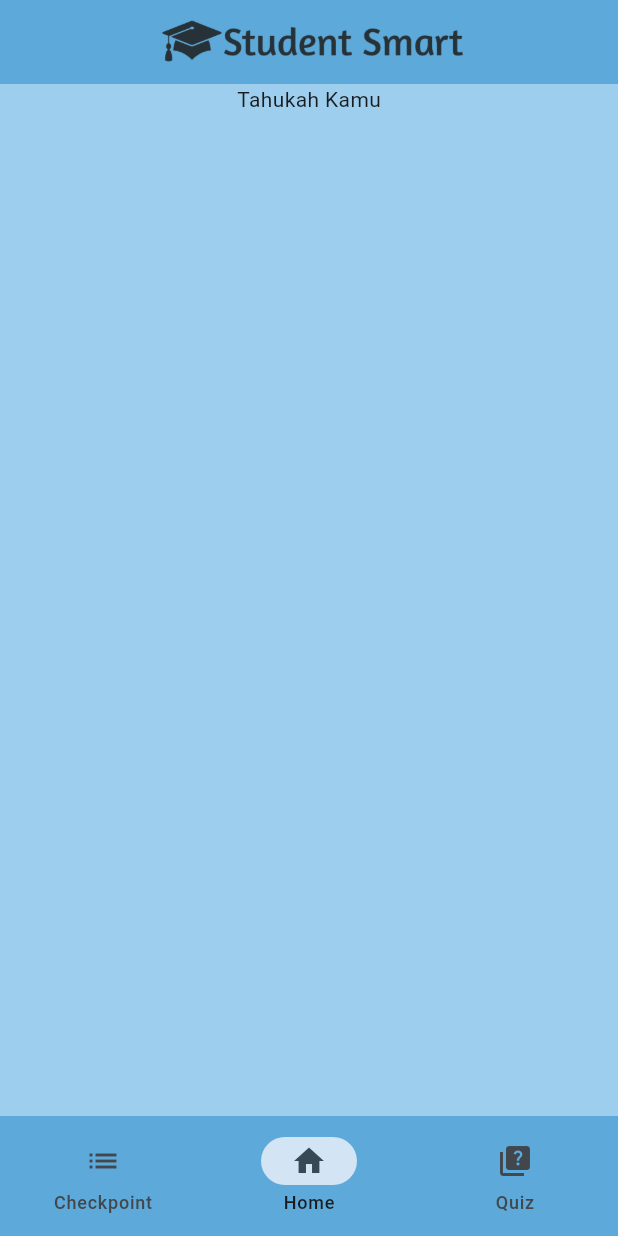
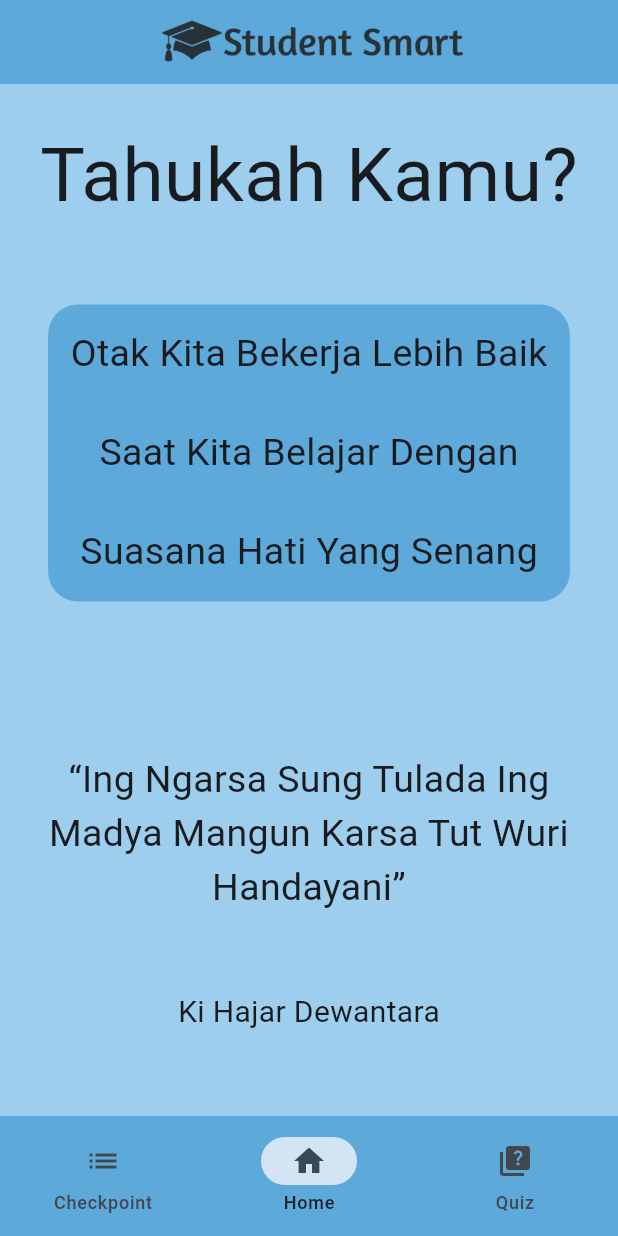
Before and after one commit to RaflySyauqi21/student_smart, a Flutter app: the screen it shows after launch, on a phone screen of 412 x 824 dp. Run offline on Flutter 3.47's test engine with Material 3 defaults, Android fonts, the phone set to English and light mode, and no system bars.

Commit message:
isian home page

```diff
--- a/lib/pages/main_page.dart
+++ b/lib/pages/main_page.dart
@@ -6,8 +6,47 @@ class MainPage extends StatelessWidget {
   @override
   Widget build(BuildContext context) {
     return Container(
+      padding: EdgeInsets.symmetric(horizontal: 25, vertical: 25),
       color: Color.fromRGBO(157, 206, 237, 1),
-      child: const Center(child: Column(children: [Text("Tahukah Kamu")])),
+      child: Center(
+        child: Column(
+          spacing: 50,
+          children: [
+            Text("Tahukah Kamu?", style: TextStyle(fontSize: 50)),
+            Container(
+              padding: EdgeInsets.all(15),
+              decoration: BoxDecoration(
+                color: Color.fromRGBO(93, 169, 217, 1),
+                borderRadius: BorderRadius.all(Radius.circular(20)),
+              ),
+              child: Column(
+                spacing: 30,
+                children: [
+                  Text(
+                    "Otak Kita Bekerja Lebih Baik",
+                    style: TextStyle(fontSize: 25),
+                  ),
+                  Text(
+                    "Saat Kita Belajar Dengan",
+                    style: TextStyle(fontSize: 25),
+                  ),
+                  Text(
+                    "Suasana Hati Yang Senang",
+                    style: TextStyle(fontSize: 25),
+                  ),
+                ],
+              ),
+            ),
+            SizedBox(height: 1),
+            Text(
+              '“Ing Ngarsa Sung Tulada Ing Madya Mangun Karsa Tut Wuri Handayani”',
+              style: TextStyle(fontSize: 25),
+              textAlign: TextAlign.center,
+            ),
+            Text("Ki Hajar Dewantara", style: TextStyle(fontSize: 20)),
+          ],
+        ),
+      ),
     );
   }
 }
```
